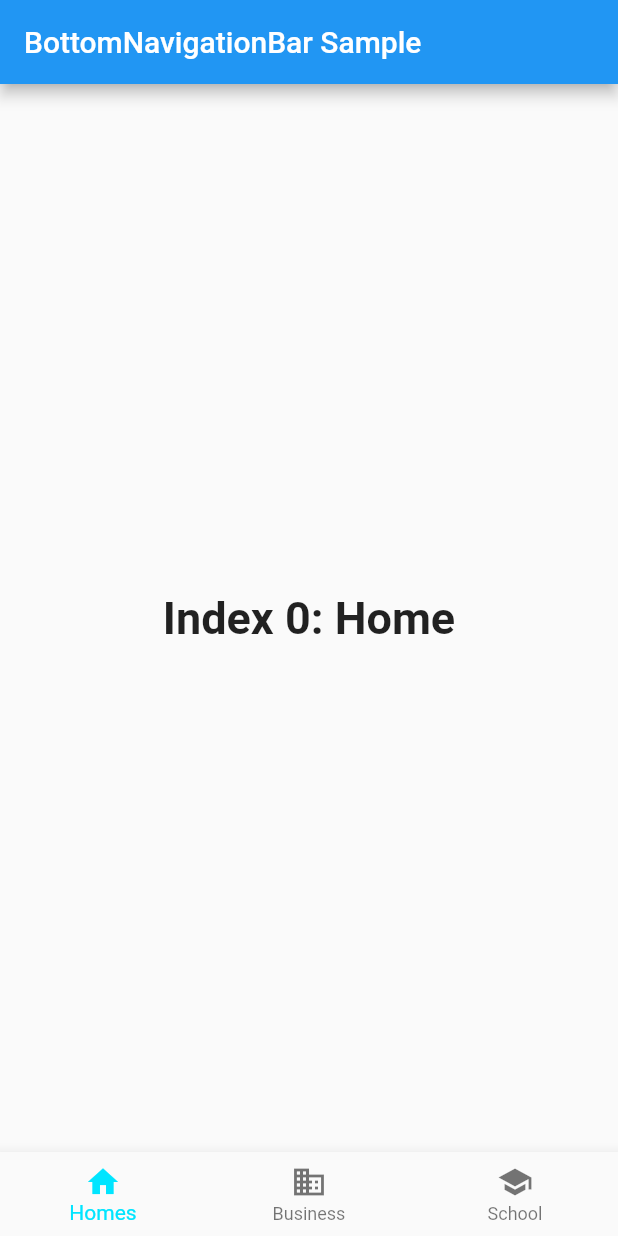
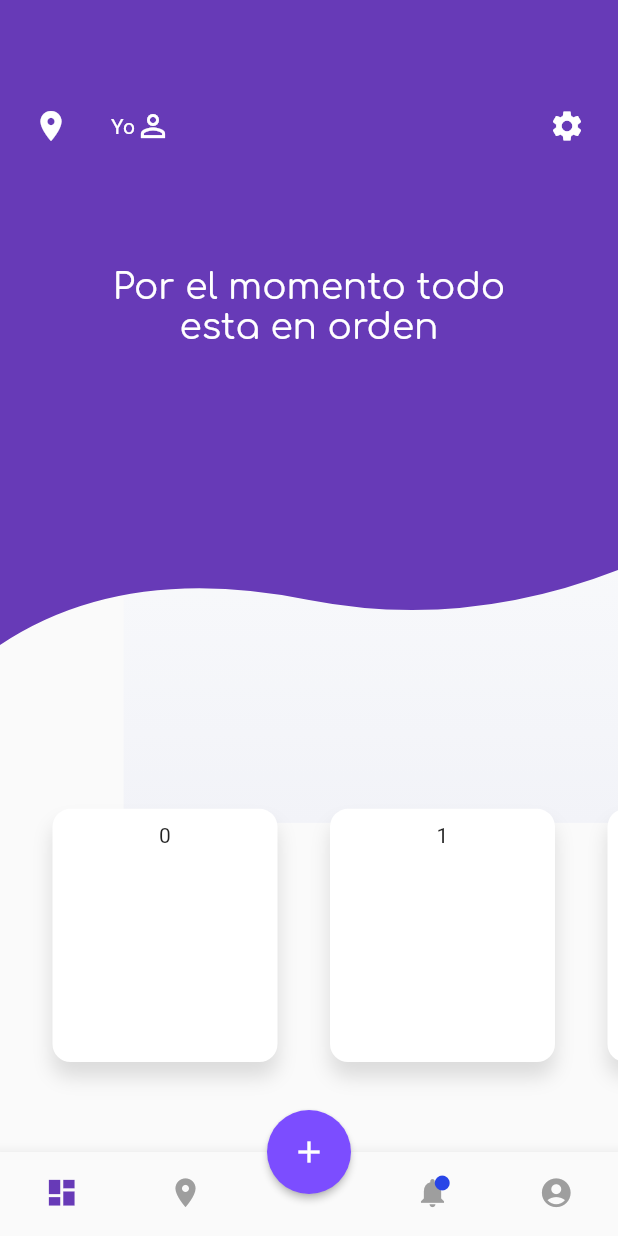
Before and after one commit to Frerit/appmigo_f, a Flutter app: the screen it shows after launch, on a phone screen of 412 x 824 dp. Run offline on Flutter 3.47's test engine with Material 2 defaults, Android fonts, the phone set to English and light mode, and no system bars; our stand-ins replace google_maps_flutter.

Commit message:
vista inicial Proyecto

```diff
--- /dev/null
+++ b/lib/component/cuntom_shape.dart
@@ -0,0 +1,38 @@
+import 'package:flutter/material.dart';
+
+class CustomClipShape extends CustomClipper<Path> {
+
+  @override
+  Path getClip(Size size) {
+    final Path path  = Path();
+    path.lineTo(0.0, size.height);
+    var firstEndPoint = Offset(size.width * .5, size.height - 30.0);
+    var firstBegPoint = Offset(size.width * 0.20, size.height - 55.0);
+
+    path.quadraticBezierTo(
+        firstBegPoint.dx,
+        firstBegPoint.dy,
+        firstEndPoint.dx,
+        firstEndPoint.dy
+    );
+
+    var secondEndPoint = Offset(size.width, size.height - 50);
+    var secondBegPoint = Offset(size.width * .75, size.height - 10);
+
+    path.quadraticBezierTo(
+        secondBegPoint.dx,
+        secondBegPoint.dy,
+        secondEndPoint.dx,
+        secondEndPoint.dy
+    );
+
+    path.lineTo(size.width, size.height);
+    path.lineTo(size.width, 0.0);
+    path.close();
+    return path;
+  }
+
+  @override
+  bool shouldReclip(CustomClipper<Path> oldClipper) => true;
+
+}
--- a/lib/main.dart
+++ b/lib/main.dart
@@ -10,6 +10,10 @@
 // bar items. The first one is selected.](https://flutter.github.io/assets-for-api-docs/assets/material/bottom_navigation_bar.png)
 
 import 'package:flutter/material.dart';
+
+import 'pages/home/home.dart';
+import 'pages/location/location.dart';
+import 'pages/notification/notification.dart';
 
 void main() => runApp(MyApp());
 
@@ -35,22 +39,52 @@ class MyStatefulWidget extends StatefulWidget {
 
 class _MyStatefulWidgetState extends State<MyStatefulWidget> {
   int _selectedIndex = 0;
-  static const TextStyle optionStyle =
-      TextStyle(fontSize: 30, fontWeight: FontWeight.bold);
-  static const List<Widget> _widgetOptions = <Widget>[
-    Text(
-      'Index 0: Home',
-      style: optionStyle,
-    ),
-    Text(
-      'Index 1: Business',
-      style: optionStyle,
-    ),
-    Text(
-      'Index 2: School',
-      style: optionStyle,
-    ),
-  ];
+
+  Widget _callContainerPage(int currentPage) {
+      switch (currentPage) {
+        case 0:
+          return HomePage();
+        case 1:
+          return LocationPage();
+        case 2:
+          return null;
+
+        case 3:
+          return NotificationPage();
+
+        case 4:
+          return NotificationPage();
+        default:
+          return null;
+      }
+  }
+
+  Widget _appBarcontainer() {
+    return AppBar(
+      backgroundColor: Colors.white,
+      elevation: 0,
+//      leading: Builder(
+//          builder: (BuildContext contex) {
+//              return  IconButton(
+//                icon: Icon(
+//                    Icons.menu,
+//                    color: Colors.grey),
+//                onPressed: () {
+//                },
+//              );
+//          }),
+      actions: <Widget>[
+        IconButton(
+          icon: Icon(
+              Icons.more_vert,
+              color: Colors.grey),
+          onPressed: () {
+
+          },
+        ),
+      ],
+    );
+  }
 
   void _onItemTapped(int index) {
     setState(() {
@@ -61,29 +95,61 @@ class _MyStatefulWidgetState extends State<MyStatefulWidget> {
   @override
   Widget build(BuildContext context) {
     return Scaffold(
-      appBar: AppBar(
-        title: const Text('BottomNavigationBar Sample'),
-      ),
-      body: Center(
-        child: _widgetOptions.elementAt(_selectedIndex),
+      body: _callContainerPage(_selectedIndex),
+      floatingActionButtonLocation: FloatingActionButtonLocation.centerDocked,
+      floatingActionButton: FloatingActionButton(
+        onPressed: () { },
+        backgroundColor: Colors.deepPurpleAccent,
+        tooltip: 'Increment',
+        child: Icon(Icons.add),
+        elevation: 2.0,
       ),
       bottomNavigationBar: BottomNavigationBar(
-        items: const <BottomNavigationBarItem>[
-          BottomNavigationBarItem(
-            icon: Icon(Icons.home),
-            title: Text('Homes'),
+        showUnselectedLabels: false,
+        showSelectedLabels: false,
+        iconSize: 23,
+        type: BottomNavigationBarType.fixed,
+        unselectedItemColor: Colors.grey,
+        items: [
+         new BottomNavigationBarItem(
+            icon: Icon(Icons.dashboard),
+            title: Text(''),
           ),
-          BottomNavigationBarItem(
-            icon: Icon(Icons.business),
-            title: Text('Business'),
+         new BottomNavigationBarItem(
+           icon: Icon(Icons.location_on),
+           title: Text(''),
           ),
-          BottomNavigationBarItem(
-            icon: Icon(Icons.school),
-            title: Text('School'),
+         new BottomNavigationBarItem(
+           icon: Icon(Icons.dashboard, color: Colors.transparent),
+           title: Text(''),
+         ),
+         new BottomNavigationBarItem(
+            icon: new Stack(children: <Widget>[
+              new Icon(Icons.notifications),
+              new Positioned(
+                  top: -1.0,
+                  right: -1.0,
+                  child: new Stack(
+                    children: <Widget>[
+                      new Icon(
+                        Icons.brightness_1,
+                        size: 12.0,
+                        color: const Color(0xFF2845E7),
+                      ),
+                    ],
+                  )
+                )
+              ]
+            ),
+            title: Text(''),
           ),
+         new BottomNavigationBarItem(
+           icon: Icon(Icons.account_circle),
+           title: Text(''),
+         ),
         ],
         currentIndex: _selectedIndex,
-        selectedItemColor: Colors.cyanAccent[400],
+        selectedItemColor: Colors.deepPurple,
         onTap: _onItemTapped,
       ),
     );
--- /dev/null
+++ b/lib/pages/home/home.dart
@@ -0,0 +1,177 @@
+import 'dart:developer';
+
+import 'package:appmigo_f/component/cuntom_shape.dart';
+import 'package:flutter/material.dart';
+
+class HomePage extends StatelessWidget {
+
+  Widget _buildGradientContailner(double width, double height) {
+    return Align(
+      alignment: Alignment.topRight,
+      child: Container(
+        width: width * .8,
+        height: height / 1.4,
+        decoration: BoxDecoration(
+          gradient: LinearGradient(
+              colors: [Color(0xFFfbfcfd),Color(0xFFf2f3f8) ],
+              begin: Alignment.topCenter,
+              end: Alignment.bottomCenter,
+              stops: [0.5, 1.0]
+          ),
+        ),
+      ),
+    );
+  }
+
+  Widget _bluidShapeTopContainer() {
+    return Stack(
+      children: <Widget>[
+        ClipPath(
+          clipper: CustomClipShape(),
+          child:  Container(
+            height: 430,
+            color: Colors.deepPurple,
+            child: Column(
+              children: <Widget>[
+                SizedBox(height: 50.0),
+                Padding(
+                  padding: const EdgeInsets.all(10),
+                  child: Row(
+                    mainAxisAlignment: MainAxisAlignment.spaceBetween,
+                    children: <Widget>[
+                      Row(
+                        children: <Widget>[
+                          IconButton(
+                            icon: Icon(Icons.location_on, color: Colors.white),
+                            onPressed: () {
+
+                            },
+                          ),
+                          SizedBox(width: 16),
+                          PopupMenuButton(
+                            child: Row(
+                              children: <Widget>[
+                                Text("Yo", style: TextStyle(color: Colors.white)),
+                                Icon(Icons.person_outline, color: Colors.white)
+                              ],
+                            ),
+                              itemBuilder: (BuildContext contex) => <PopupMenuItem<int>> [
+                                PopupMenuItem(
+                                    child: Text("Yo"),
+                                ),
+                                PopupMenuItem(
+                                  child: Text("Mi Casa"),
+                                ),
+                                PopupMenuItem(
+                                  child: Text("Lugar de Trabajo"),
+                                ),
+                                PopupMenuItem(
+                                  child: Row(
+                                    children: <Widget>[
+                                      Icon(Icons.add),
+                                      Text("Agregar")
+                                    ],
+                                  ),
+                                )
+                              ]
+                          )
+                        ],
+                      ),
+
+                      IconButton(
+                        icon: Icon(Icons.settings, color: Colors.white),
+                        onPressed: () {
+                          log('Press');
+                        },
+                      )
+                    ],
+                  ),
+                ),
+                Padding(
+                  padding: const EdgeInsets.all(60),
+                  child: Text(
+                    "Por el momento todo esta en orden",
+                    style: TextStyle(
+                      fontSize: 24,
+                      fontFamily: "Comforta",
+                      color: Colors.white
+                    ),
+                    textAlign: TextAlign.center,
+                  ),
+                ),
+                Padding(
+                  padding: const EdgeInsets.only(top: 20),
+
+                )
+              ],
+            ),
+          ),
+        ),
+      ],
+    );
+  }
+
+  @override
+  Widget build(BuildContext context) {
+    return LayoutBuilder(
+      builder: (context, constrain) {
+        var width = constrain.maxWidth;
+        var height = constrain.maxHeight;
+        return Stack(
+          fit: StackFit.expand,
+          children: <Widget>[
+            _buildGradientContailner(width, height),
+            _bluidShapeTopContainer(),
+            Align(
+              alignment: Alignment.bottomCenter,
+              child: SizedBox(
+                height: height * .35,
+                child: ListView.builder(
+                  itemCount: 3,
+                  scrollDirection: Axis.horizontal,
+                  physics: BouncingScrollPhysics(),
+                  itemBuilder: (context, index) {
+                    return Padding(
+                      padding: EdgeInsets.only(left: 35.0, bottom: 60.0),
+                      child: SizedBox(
+                        width: 150,
+                        child: Stack(
+                          fit: StackFit.expand,
+                          children: <Widget>[
+                            Padding(
+                              padding: EdgeInsets.only(top: 40.0),
+                              child: Container(
+                                decoration: BoxDecoration(
+                                    color: Colors.white,
+                                    borderRadius: BorderRadius.circular(12.0),
+                                    boxShadow: [
+                                      BoxShadow(
+                                          color: Colors.black12,
+                                          offset: Offset(0.0, 10.0),
+                                          blurRadius: 10.0
+                                      )]
+                                ),
+                              ),
+                            ),
+                            Column(
+                              crossAxisAlignment: CrossAxisAlignment.center,
+                              children: <Widget>[
+                                  Padding(
+                                    padding: const EdgeInsets.only(top: 50.0),
+                                    child: Text("$index"),
+                                  )
+                              ],
+                            )
+                          ],
+                        ),
+                      ),
+                    );},
+                ),
+              ),
+            )
+          ],
+        );
+      },
+    );
+  }
+}
--- /dev/null
+++ b/lib/pages/location/location.dart
@@ -0,0 +1,37 @@
+import 'dart:async';
+
+import 'package:flutter/material.dart';
+import 'package:google_maps_flutter/google_maps_flutter.dart';
+
+// ignore: must_be_immutable
+class LocationPage extends StatelessWidget {
+
+  Completer<GoogleMapController> _controller = Completer();
+
+  static final CameraPosition _kGooglePlex = CameraPosition(
+    target: LatLng(37.42796133580664, -122.085749655962),
+    zoom: 14.4746,
+  );
+
+  static final CameraPosition _kLake = CameraPosition(
+      bearing: 192.8334901395799,
+      target: LatLng(37.43296265331129, -122.08832357078792),
+      tilt: 59.440717697143555,
+      zoom: 19.151926040649414);
+
+
+  @override
+  Widget build(BuildContext context) {
+      return Container(
+        height: MediaQuery.of(context).size.height,
+        width: MediaQuery.of(context).size.width,
+        child: GoogleMap(
+            mapType: MapType.normal,
+            initialCameraPosition: _kGooglePlex,
+            onMapCreated: (GoogleMapController controller) {
+              _controller.complete(controller);
+            },
+          )
+      );
+    }
+}
--- /dev/null
+++ b/lib/pages/notification/notification.dart
@@ -0,0 +1,10 @@
+import 'package:flutter/material.dart';
+
+class NotificationPage extends StatelessWidget {
+
+  @override
+  Widget build(BuildContext context) {
+    return Container( color: Colors.blueAccent,);
+  }
+
+}
```
Also changed, not shown: pubspec.yaml (+13 -11 lines), assets/fonts/Comfortaa-Bold.ttf (added), assets/fonts/Comfortaa-Light.ttf (added), assets/fonts/Comfortaa-Regular.ttf (added), pubspec.lock, 5 other files.
